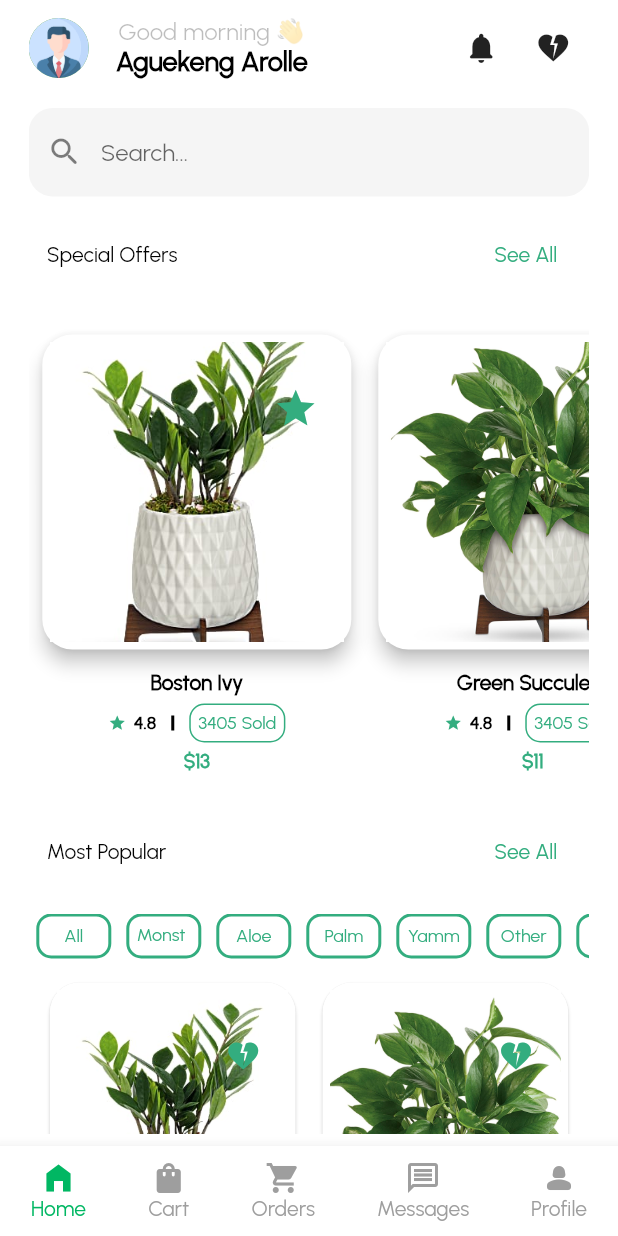
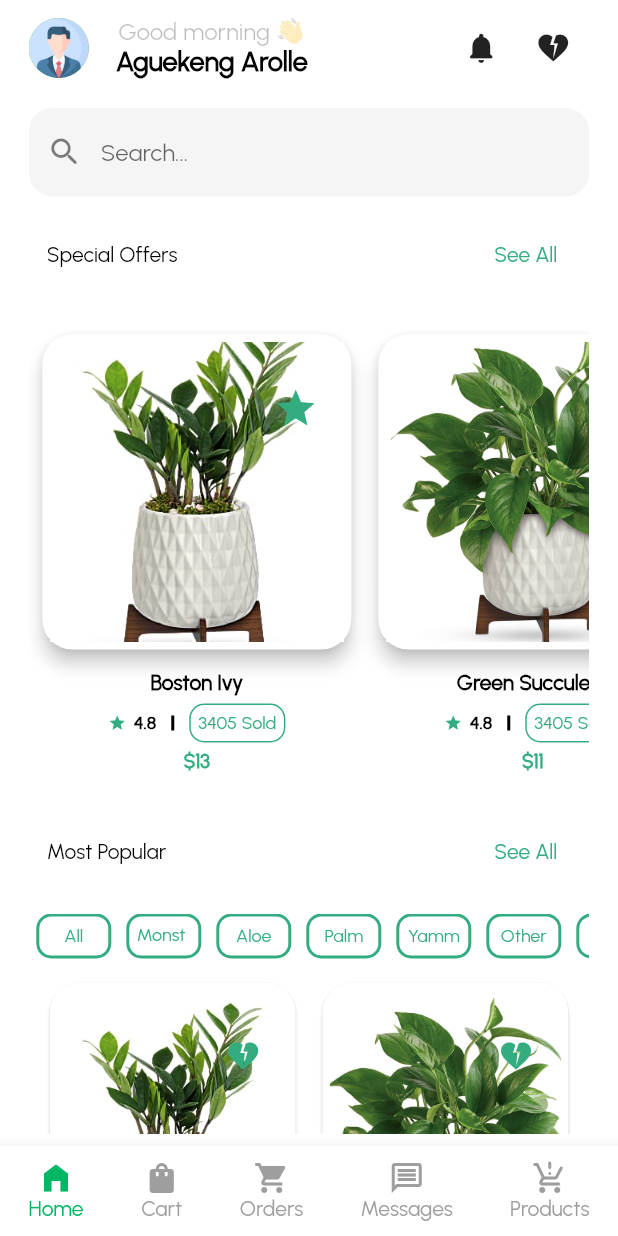
Before and after one commit to arolleaguekeng/Bayarm, a Flutter app: the screen it shows once a user with an empty profile is signed in, on a phone screen of 412 x 824 dp. Run offline on Flutter 3.47's test engine with Material 2 defaults, Android fonts, the phone set to English and light mode, and no system bars; our stand-ins replace firebase_auth, firebase_core, flutter_svg, image_picker, intl_phone_field, pinput; accounts and stored records are empty.

Commit message:
Producer screen, Web image Piker

```diff
--- a/bayarm/lib/main.dart
+++ b/bayarm/lib/main.dart
@@ -27,7 +27,8 @@ Future<void> main() async {
 class MyApp extends StatelessWidget {
   MyApp({super.key});
 
-  final _auth = FirebaseAuth.instance;
+  static  var auth = FirebaseAuth.instance;
+
   static Color appBarColor = primaryColor;
   // This widget is the root of your application.
   @override
@@ -42,9 +43,9 @@ class MyApp extends StatelessWidget {
           textTheme: const TextTheme(bodyText2: TextStyle(color: textColor)),
           backgroundColor: Colors.brown),
       home: StreamBuilder<User?>(
-        stream: _auth.authStateChanges(),
+        stream: auth.authStateChanges(),
         builder: (context, snapshot) {
-          return snapshot.data == null ? const PhoneLoginScreen() : const NavigationScreen();
+          return snapshot.data == null ? const PhoneLoginScreen() :  NavigationScreen();
         },
       ),
       color: secondaryColor,
--- a/bayarm/lib/screens/navigations/navigation_content.dart
+++ b/bayarm/lib/screens/navigations/navigation_content.dart
@@ -2,6 +2,7 @@ import 'package:bayarm/screens/carts/cart_screen.dart';
 import 'package:bayarm/screens/chat/convesations_list/conversation_screen.dart';
 import 'package:bayarm/screens/home/home_screen.dart';
 import 'package:bayarm/screens/orders/orders_screen.dart';
+import 'package:bayarm/screens/producer/pcer_poducts_list_screen.dart';
 import 'package:bayarm/screens/profiles/profiles_screen.dart';
 import 'package:bayarm/screens/wallets/wallets_screen.dart';
 import 'package:flutter/material.dart';
@@ -19,12 +20,14 @@ class NavigationContent extends StatefulWidget {
 
 class _NavigationContent extends State<NavigationContent> {
   int currentTab = 0;
+  bool isProducer = true;
   final List<Widget> screens = [
     HomeScreen(),
     CartScreen(),
     OrderScreen(),
     WalletScreen(),
     ProfileScreen(),
+    PcProductListScreen(),
   ];
   AppBar? appBar = null;
 
@@ -49,8 +52,15 @@ class _NavigationContent extends State<NavigationContent> {
               appBarIcon("Home", Icons.home_filled, 0, HomeScreen()),
               appBarIcon("Cart", Icons.shopping_bag_rounded, 1, CartScreen()),
               appBarIcon("Orders", Icons.shopping_cart, 2, OrderScreen()),
-              appBarIcon("Messages", Icons.message_outlined, 3, ConversationScreen()),
-              appBarIcon("Profile", Icons.person_2_rounded, 4, ProfileScreen()),
+              appBarIcon(
+                  "Messages", Icons.message_outlined, 3, ConversationScreen()),
+              appBarIcon(
+                  isProducer ? "Products" : "Profile",
+                  isProducer
+                      ? Icons.production_quantity_limits_rounded
+                      : Icons.person_2_rounded,
+                  4,
+                  isProducer ? PcProductListScreen() : ProfileScreen()),
             ],
           ),
         ),
--- a/bayarm/lib/screens/navigations/navigation_screen.dart
+++ b/bayarm/lib/screens/navigations/navigation_screen.dart
@@ -1,10 +1,11 @@
+import 'package:firebase_auth/firebase_auth.dart';
 import 'package:flutter/material.dart';
 
 import '../../constants/constants.dart';
 import 'navigation_content.dart';
 
 class NavigationScreen extends StatelessWidget {
-  const NavigationScreen({Key? key}) : super(key: key);
+   NavigationScreen({Key? key}) : super(key: key);
 
   @override
   Widget build(BuildContext context) {
--- a/bayarm/pubspec.yaml
+++ b/bayarm/pubspec.yaml
@@ -45,6 +45,7 @@ dependencies:
   cloud_firestore: ^4.4.4
   intl_phone_field: ^3.1.0
   pinput: ^2.2.7
+  image_picker: ^0.8.7
 
 dev_dependencies:
   flutter_test:
```
Also changed, not shown: bayarm/lib/screens/producer/pcer_poducts_list_screen.dart (added, +70 -0 lines), bayarm/lib/screens/producer/products_list.dart (added, +57 -0 lines), bayarm/lib/screens/producer/showCardDialog.dart (added, +49 -0 lines), bayarm/pubspec.lock, 1 other file.
